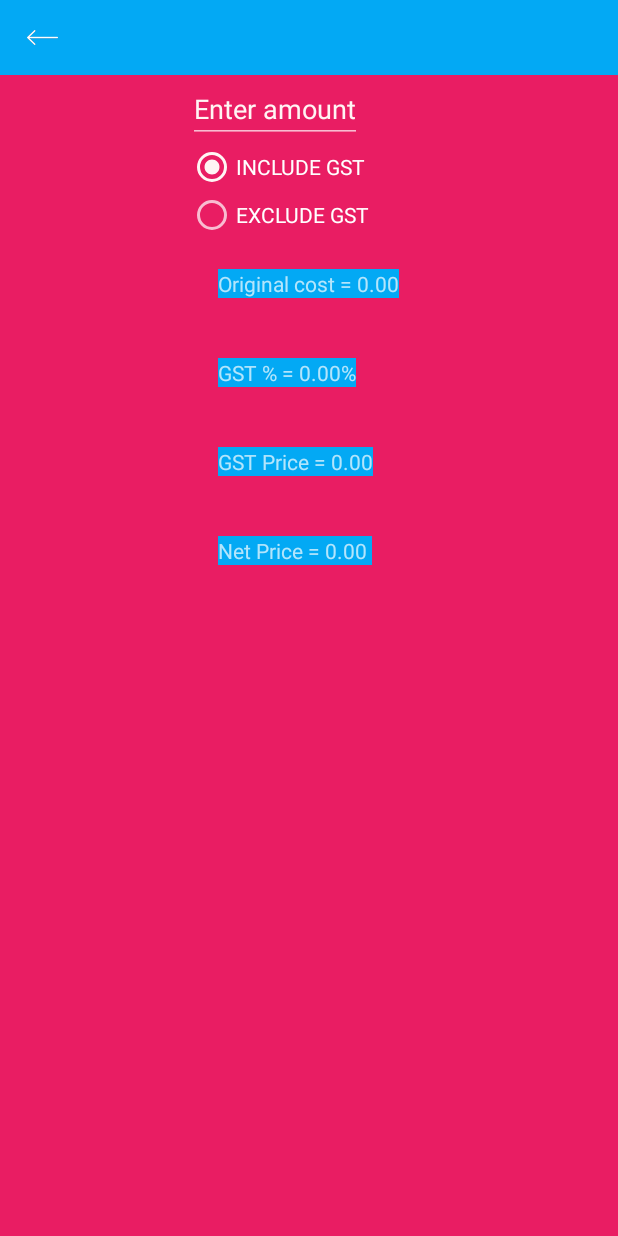
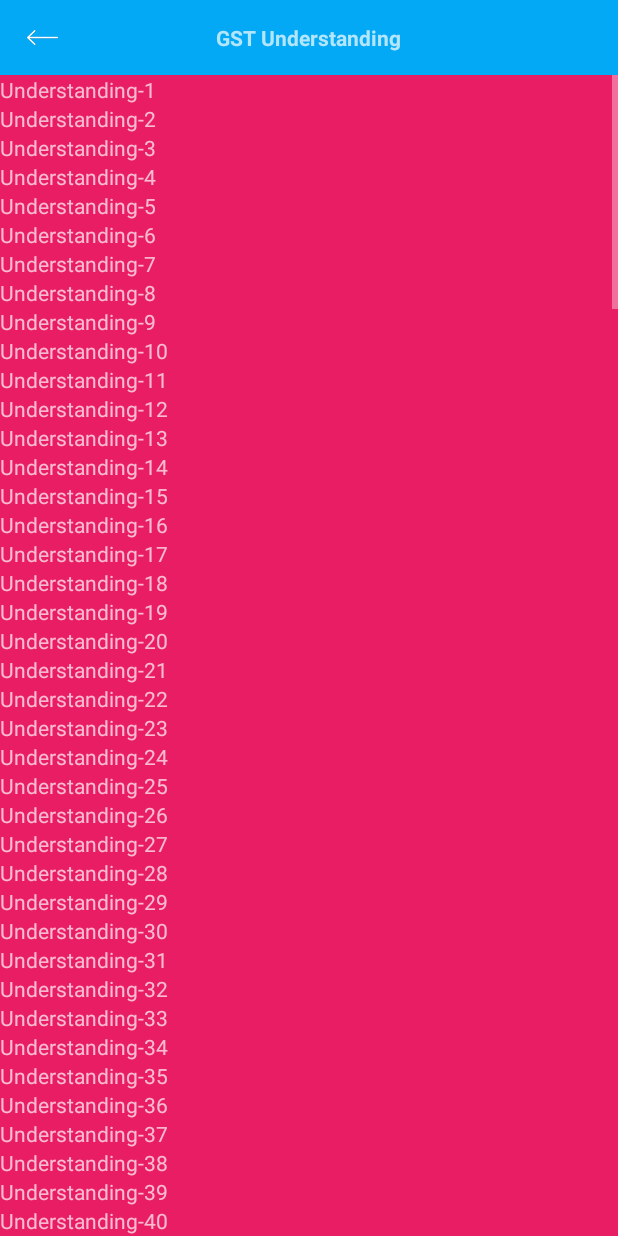
Before and after one commit to Sumeet-Thakkar/GST, an Android app: the screen it shows after launch (MainActivity), after a tap on "GST UNDERSTANDING", on a phone screen of 412 x 824 dp. Run offline under Robolectric (Android 15) with nearby library versions, the phone set to English and light mode, and no system bars; our stand-ins replace ButterKnife.

```diff
--- a/app/src/main/java/com/gst/fragments/UnderstandingFragment.java
+++ b/app/src/main/java/com/gst/fragments/UnderstandingFragment.java
@@ -1,10 +1,12 @@
 package com.gst.fragments;
 
 
+import android.graphics.Movie;
 import android.os.Bundle;
 import android.support.annotation.Nullable;
 import android.support.v4.app.Fragment;
 import android.support.v4.widget.SwipeRefreshLayout;
+import android.support.v7.widget.DefaultItemAnimator;
 import android.support.v7.widget.LinearLayoutManager;
 import android.support.v7.widget.RecyclerView;
 import android.view.LayoutInflater;
@@ -12,6 +14,10 @@ import android.view.View;
 import android.view.ViewGroup;
 
 import com.gst.R;
+import com.gst.other.UnderstandingAdapter;
+
+import java.util.ArrayList;
+import java.util.List;
 
 import butterknife.BindView;
 import butterknife.ButterKnife;
@@ -20,15 +26,16 @@ import butterknife.ButterKnife;
 /**
  * A simple {@link Fragment} subclass.
  */
-public class UnderstandingFragment extends BaseFragment implements View.OnClickListener, SwipeRefreshLayout.OnRefreshListener {
+public class UnderstandingFragment extends BaseFragment {
 
     @BindView(R.id.recyclerView)
     RecyclerView recyclerView;
-    private LinearLayoutManager mLinearLayoutManager;
+    private List<String> understandingList = new ArrayList<>();
+    private UnderstandingAdapter mAdapter;
 
     @Override
     public View onCreateView(LayoutInflater inflater, ViewGroup container, Bundle savedInstanceState) {
-        return inflater.inflate(R.layout.fragment_calculator, container, false);
+        return inflater.inflate(R.layout.fragment_understanding, container, false);
     }
 
     @Override
@@ -36,14 +43,25 @@ public class UnderstandingFragment extends BaseFragment implements View.OnClickL
         super.onViewCreated(view, savedInstanceState);
         ButterKnife.bind(this, view);
 
-        mActivity.setHeaderTitle("");
+        mActivity.setHeaderTitle("GST Understanding");
 
-        mLinearLayoutManager = new LinearLayoutManager(mActivity);
-        recyclerView.setLayoutManager(mLinearLayoutManager);
+        mAdapter = new UnderstandingAdapter(understandingList);
+        RecyclerView.LayoutManager mLayoutManager = new LinearLayoutManager(mActivity);
+        recyclerView.setLayoutManager(mLayoutManager);
+        recyclerView.setItemAnimator(new DefaultItemAnimator());
+        recyclerView.setAdapter(mAdapter);
+
+        prepareMovieData();
+
 
     }
 
-
+    private void prepareMovieData() {
+        for(int i=1;i<200;i++) {
+            understandingList.add("Understanding-" + i);
+        }
+        mAdapter.notifyDataSetChanged();
+    }
 
     @Override
     public void onActivityCreated(@Nullable Bundle savedInstanceState) {
@@ -75,28 +93,4 @@ public class UnderstandingFragment extends BaseFragment implements View.OnClickL
         super.onPause();
     }
 
-    @Override
-    public void onClick(View view) {
-        switch (view.getId()) {
-//            case R.id.btn_gst_rule:
-//                fragmentUtil.addFragmentIgnorIfCurrent(new SettingFragment(), true, true);
-//                break;
-//
-//            case R.id.btn_gst_understanding:
-//                fragmentUtil.addFragmentIgnorIfCurrent(new SettingFragment(), true, true);
-//                break;
-//
-//            case R.id.btn_gst_calculator:
-//                fragmentUtil.addFragmentIgnorIfCurrent(new SettingFragment(), true, true);
-//                break;
-        }
-    }
-
-
-
-    @Override
-    public void onRefresh() {
-
-
-    }
 }
--- a/app/src/main/java/com/gst/other/UnderstandingAdapter.java
+++ b/app/src/main/java/com/gst/other/UnderstandingAdapter.java
@@ -20,7 +20,7 @@ import butterknife.BindView;
 public class UnderstandingAdapter extends RecyclerView.Adapter<UnderstandingAdapter.MyViewHolder> {
 
 
-        private List<Movie> moviesList;
+        private List<String> understandingList;
 
         public class MyViewHolder extends RecyclerView.ViewHolder {
             TextView tv_undrstnd_point;
@@ -33,29 +33,26 @@ public class UnderstandingAdapter extends RecyclerView.Adapter<UnderstandingAdap
         }
 
 
-        public MoviesAdapter(List<Movie> moviesList) {
-            this.moviesList = moviesList;
+        public UnderstandingAdapter(List<String> understandingList) {
+            this.understandingList = understandingList;
         }
 
         @Override
         public MyViewHolder onCreateViewHolder(ViewGroup parent, int viewType) {
             View itemView = LayoutInflater.from(parent.getContext())
-                    .inflate(R.layout.movie_list_row, parent, false);
+                    .inflate(R.layout.understanding_row, parent, false);
 
             return new MyViewHolder(itemView);
         }
 
         @Override
         public void onBindViewHolder(MyViewHolder holder, int position) {
-            Movie movie = moviesList.get(position);
-            holder.title.setText(movie.getTitle());
-            holder.genre.setText(movie.getGenre());
-            holder.year.setText(movie.getYear());
+            String understanding = understandingList.get(position);
+            holder.tv_undrstnd_point.setText(understanding);
         }
 
         @Override
         public int getItemCount() {
-            return moviesList.size();
+            return understandingList.size();
         }
-
 }
--- a/app/src/main/res/layout/understanding_row.xml
+++ b/app/src/main/res/layout/understanding_row.xml
@@ -1,15 +1,13 @@
 <?xml version="1.0" encoding="utf-8"?>
-<LinearLayout xmlns:android="http://schemas.android.com/apk/res/android"
-    android:orientation="vertical" android:layout_width="match_parent"
-    android:layout_height="match_parent">
+<RelativeLayout xmlns:android="http://schemas.android.com/apk/res/android"
+    android:layout_width="match_parent"
+    android:layout_height="wrap_content">
 
     <TextView
         android:id="@+id/tv_undrstnd_point"
         android:layout_width="wrap_content"
         android:layout_height="wrap_content"
-        android:layout_gravity="center|start"
-        android:layout_weight="1"
-        android:ellipsize="end"
-        android:maxLines="5"/>
+        android:text="Understanding"
+        />
 
-</LinearLayout>
+</RelativeLayout>
```
